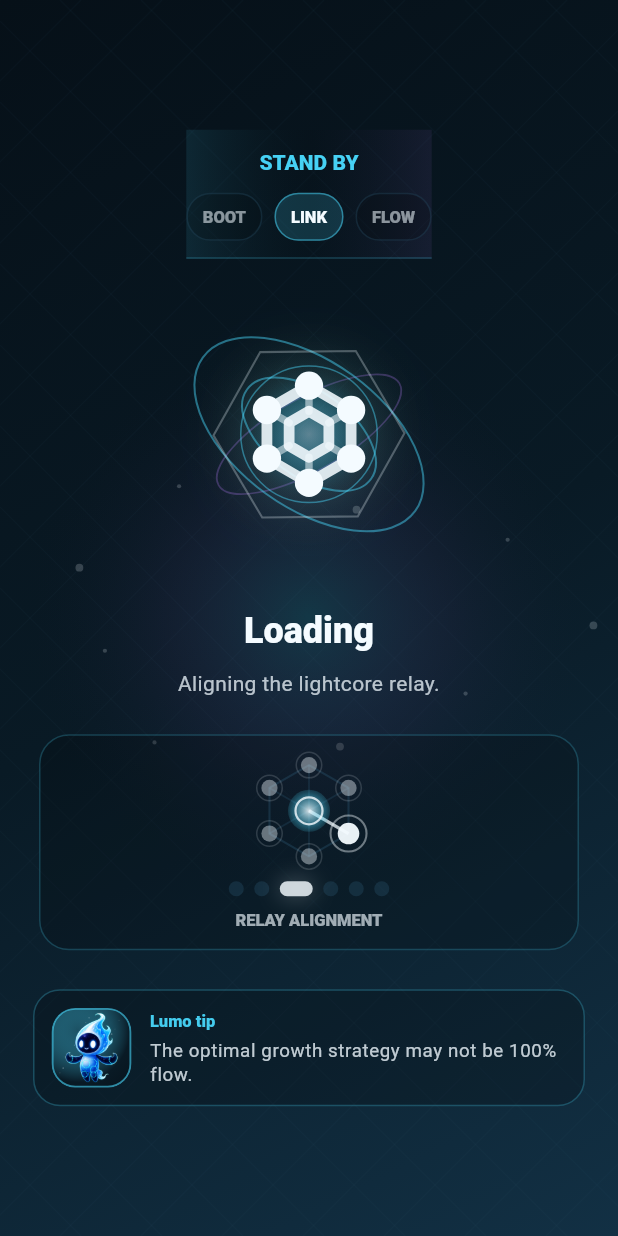
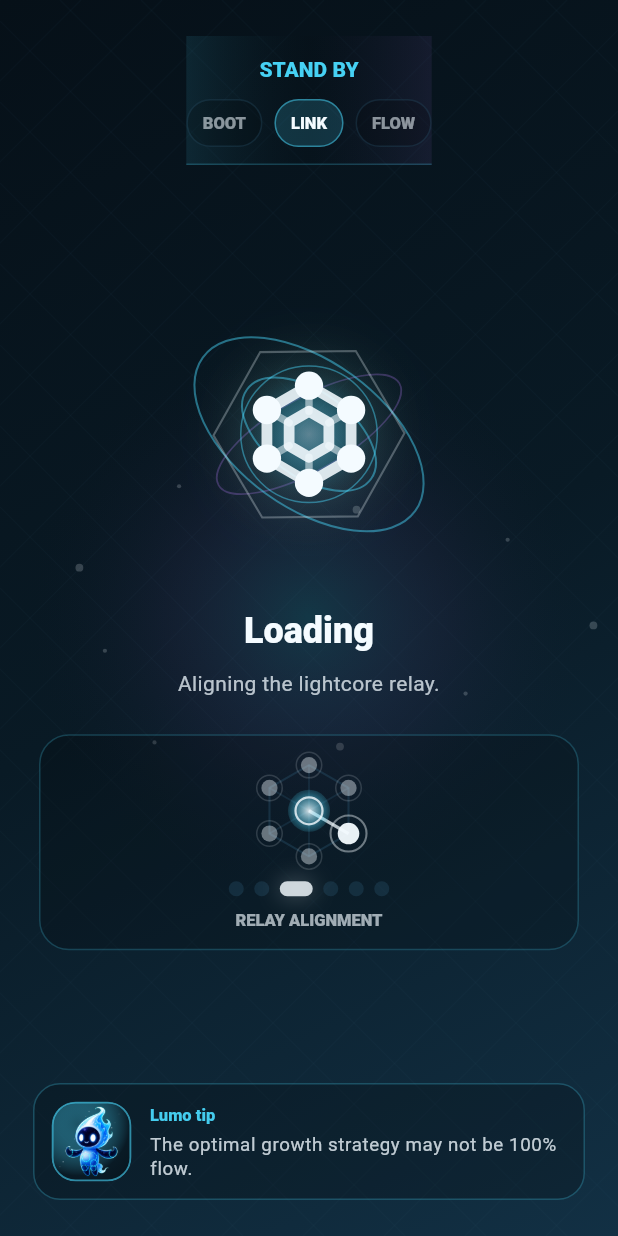
Before and after one commit to eduard14/LuminousHex, a Flutter app: the LightcoreLoadingScreen widget shown alone on an empty page, opened directly, on a phone screen of 412 x 824 dp. Run offline on Flutter 3.47's test engine with Material 3 defaults, Android fonts, the phone set to English and light mode, and no system bars; our stand-ins replace cloud_firestore, cloud_functions, firebase_auth, firebase_core, firebase_remote_config, google_mobile_ads and 4 more; missing offline and left inert: dart:html, firebase_app_check, flame, flame_audio; accounts and stored records are empty; network calls fail.

Commit message:
Back up fullscreen loading polish

```diff
--- a/lib/widgets/lightcore_loading_screen.dart
+++ b/lib/widgets/lightcore_loading_screen.dart
@@ -137,7 +137,7 @@
                       final compact =
                           widget.compact ??
                           (constraints.maxWidth < 560 ||
-                              constraints.maxHeight < 680);
+                              constraints.maxHeight < 760);
                       final phase = _controller.value;
 
                       return SingleChildScrollView(
@@ -152,11 +152,6 @@
                                 MediaQuery.paddingOf(context).vertical -
                                 (compact ? 48 : 80),
                           ),
-                          child: Center(
-                            child: ConstrainedBox(
-                              constraints: BoxConstraints(
-                                maxWidth: compact ? 430 : 860,
-                              ),
                           child: _LoadingStage(
                             title: widget.title,
                             subtitle: widget.subtitle,
@@ -170,8 +165,6 @@
                                 : widget.signalLabels,
                             activeTip: _activeTip,
                             guide: widget.guide,
-                              ),
-                            ),
                           ),
                         ),
                       );
```
Lines whose indentation alone changed are shown as unchanged.
